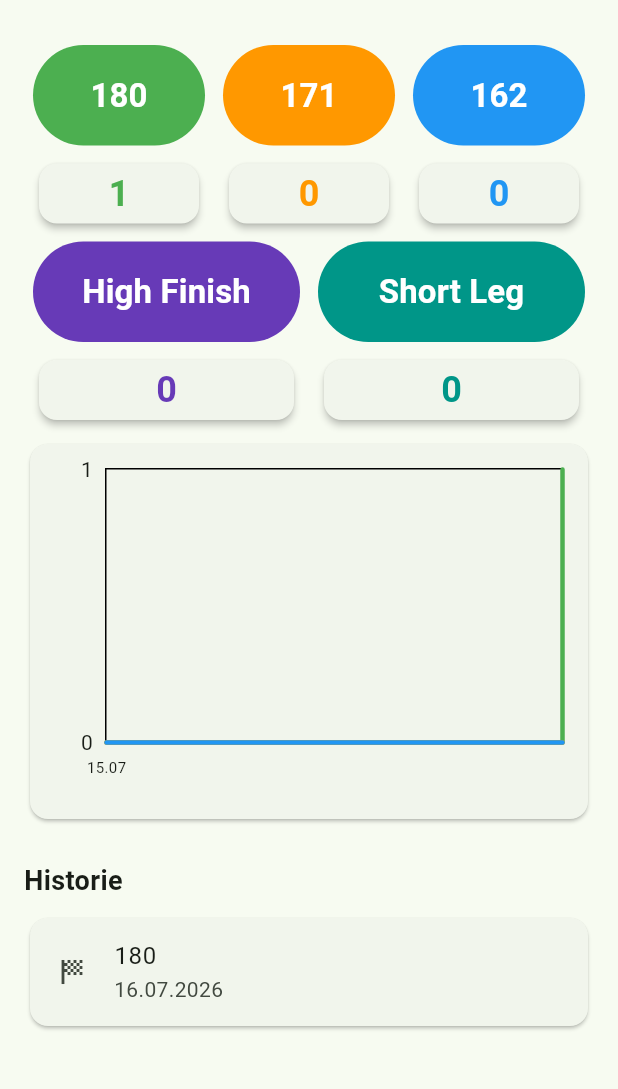
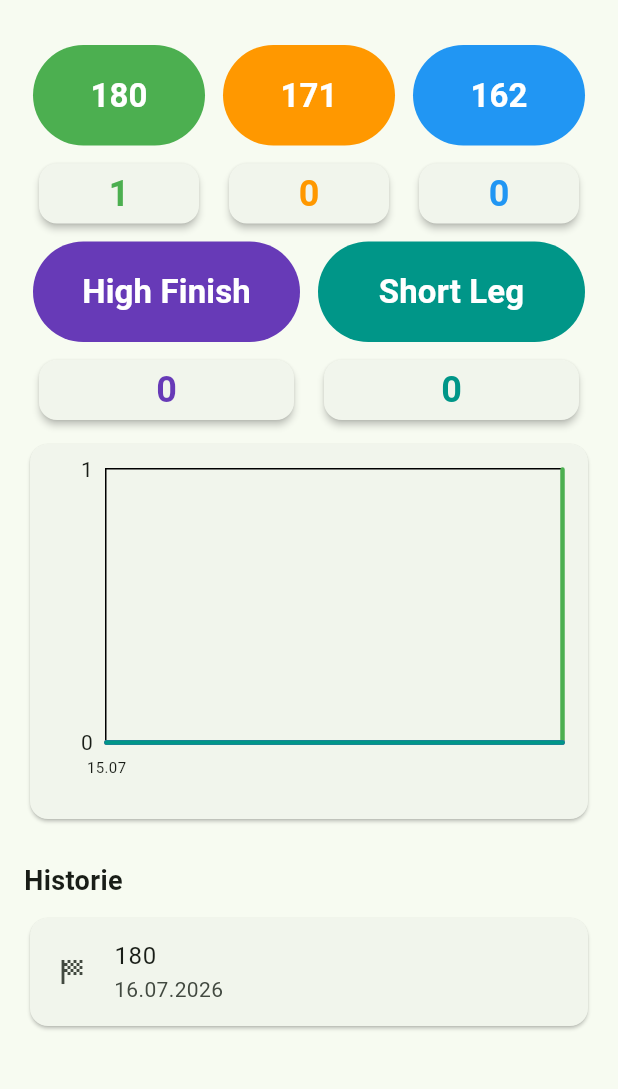
Before and after one commit to mammut1919/dart_tracker, a Flutter app: the screen it shows after launch, after a tap on "180", on a phone screen of 412 x 824 dp, the part 63-1152 px from its top. Run offline on Flutter 3.47's test engine with Material 3 defaults, Android fonts, the phone set to English and light mode, and no system bars; drawn by our look-alikes of fl_chart; our stand-ins replace drift, file_picker, shared_preferences; missing offline and left inert: flutter_file_dialog; accounts and stored records are empty; generated files the repository leaves out were written again.

Commit message:
Adding High Finish and Short Leg lines to chart

```diff
--- a/lib/charts/chart_builder.dart
+++ b/lib/charts/chart_builder.dart
@@ -1,3 +1,4 @@
+import '../models/entry_type.dart';
 import '../models/new_entry.dart';
 import 'chart_data.dart';
 import 'chart_point.dart';
@@ -7,14 +8,25 @@ class ChartBuilder {
 
   ChartData buildStepChart({
     required List<NewEntry> entries,
-    required int score,
+    required EntryType type,
+    int? value,
     required int baseline,
     required DateTime chartStart,
     required DateTime chartEnd,
   }) {
     final filtered = entries
-        .where((e) => e.value == score)
-        .toList()
+      .where((e) {
+        if (e.type != type) {
+          return false;
+        }
+
+        if (value != null) {
+          return e.value == value;
+        }
+
+        return true;
+      })
+      .toList()
       ..sort((a, b) => a.timestamp.compareTo(b.timestamp));
 
     final points = <ChartPoint>[];
--- /dev/null
+++ b/lib/charts/chart_series.dart
@@ -0,0 +1,15 @@
+import 'package:flutter/material.dart';
+
+import 'chart_data.dart';
+
+class ChartSeries {
+  const ChartSeries({
+    required this.label,
+    required this.color,
+    required this.chart,
+  });
+
+  final String label;
+  final Color color;
+  final ChartData chart;
+}
--- a/lib/home_page.dart
+++ b/lib/home_page.dart
@@ -12,6 +12,7 @@ import 'models/new_entry.dart';
 import 'models/default_scores.dart';
 import 'settings/app_settings.dart';
 import 'settings/settings_repository.dart';
+import 'theme/app_colors.dart';
 import 'widgets/score_button.dart';
 import 'widgets/score_chart.dart';
 import 'widgets/entry_dialog.dart';
@@ -422,7 +423,7 @@ class _HomePageState extends State<HomePage> {
                     padding: const EdgeInsets.symmetric(horizontal: 6),
                     child: EntryButton(
                       label: 'High Finish',
-                      color: Colors.deepPurple,
+                      color: AppColors.highFinish,
                       onPressed: () => _showAddDialog(
                         initialOption: highFinishOption,
                       ),
@@ -435,7 +436,7 @@ class _HomePageState extends State<HomePage> {
                     padding: const EdgeInsets.symmetric(horizontal: 6),
                     child: EntryButton(
                       label: 'Short Leg',
-                      color: Colors.teal,
+                      color: AppColors.shortLeg,
                       onPressed: () => _showAddDialog(
                         initialOption: shortLegOption,
                       ),
@@ -454,7 +455,7 @@ class _HomePageState extends State<HomePage> {
                     padding: const EdgeInsets.symmetric(horizontal: 6),
                     child: EntrySummaryCard(
                       count: countHF,
-                      color: Colors.deepPurple,
+                      color: AppColors.highFinish,
                       label: 'HF',
                     ),
                   ),
@@ -464,7 +465,7 @@ class _HomePageState extends State<HomePage> {
                     padding: const EdgeInsets.symmetric(horizontal: 6),
                     child: EntrySummaryCard(
                       count: countSL,
-                      color: Colors.teal,
+                      color: AppColors.shortLeg,
                       label: 'SL',
                     ),
                   ),
--- /dev/null
+++ b/lib/theme/app_colors.dart
@@ -0,0 +1,8 @@
+import 'package:flutter/material.dart';
+
+class AppColors {
+  const AppColors._();
+
+  static const highFinish = Colors.deepPurple;
+  static const shortLeg = Colors.teal;
+}
--- a/lib/widgets/score_chart.dart
+++ b/lib/widgets/score_chart.dart
@@ -5,9 +5,11 @@ import '../settings/app_settings.dart';
 import '../charts/chart_builder.dart';
 import '../charts/chart_data.dart';
 import '../charts/chart_range.dart';
+import '../charts/chart_series.dart';
 import '../models/default_scores.dart';
+import '../models/entry_type.dart';
 import '../models/new_entry.dart';
-import '../models/score_definition.dart';
+import '../theme/app_colors.dart';
 
 class ScoreChart extends StatelessWidget {
   const ScoreChart({
@@ -33,10 +35,19 @@ class ScoreChart extends StatelessWidget {
 
     final range = ChartRange.fromEntries(entries);
 
-    final lines = _buildLines(
+    final series = _buildSeries(
       builder,
       range,
     );
+
+    final lines = series
+      .map(
+        (s) => _buildLine(
+          chart: s.chart,
+          color: s.color,
+        ),
+      )
+      .toList();
 
     final maxDataY = _calculateMaxDataY(lines);
 
@@ -59,6 +70,7 @@ class ScoreChart extends StatelessWidget {
           padding: const EdgeInsets.all(_padding),
           child: LineChart(
             _buildChartData(
+              series,
               lines,
               range,
               minY,
@@ -75,6 +87,7 @@ class ScoreChart extends StatelessWidget {
   }
 
   LineChartData _buildChartData(
+    List<ChartSeries> series,
     List<LineChartBarData> lines,
     ChartRange range,
     double minY,
@@ -128,15 +141,15 @@ class ScoreChart extends StatelessWidget {
         touchTooltipData: LineTouchTooltipData(
           getTooltipItems: (touchedSpots) {
             return touchedSpots.map((spot) {
-              final definition = defaultScores[spot.barIndex];
+              final currentSeries = series[spot.barIndex];
               final date = range.dateAt(spot.x);
 
               return LineTooltipItem(
                 '${DateFormat('dd.MM.yyyy').format(date)}\n'
-                '${definition.score+1} '
+                '${currentSeries.label} '
                 '(${spot.y.toInt()})',
                 TextStyle(
-                  color: definition.color,
+                  color: currentSeries.color,
                   fontWeight: FontWeight.bold,
                 ),
               );
@@ -198,17 +211,17 @@ class ScoreChart extends StatelessWidget {
     );
   }
 
-  LineChartBarData _buildLine(
-    ChartData chart,
-    ScoreDefinition definition,
-  ) {
+  LineChartBarData _buildLine({
+    required ChartData chart,
+    required Color color,
+  }) {
     return LineChartBarData(
       spots: chart.points
           .map((point) => point.spot)
           .toList(),
       isCurved: false,
       isStrokeCapRound: true,
-      color: definition.color,
+      color: color,
       barWidth: _lineWidth,
       dotData: const FlDotData(
         show: false,
@@ -216,14 +229,15 @@ class ScoreChart extends StatelessWidget {
     );
   }
 
-  List<LineChartBarData> _buildLines(
+  List<ChartSeries> _buildSeries(
     ChartBuilder builder,
     ChartRange range,
   ) {
-    return defaultScores.map((definition) {
+    final series = defaultScores.map((definition) {
       final chart = builder.buildStepChart(
         entries: entries,
-        score: definition.score,
+        type: EntryType.score,
+        value: definition.score,
         baseline: settings.baselineFor(
           definition.score,
         ),
@@ -231,11 +245,46 @@ class ScoreChart extends StatelessWidget {
         chartEnd: range.lastDate,
       );
 
-      return _buildLine(
-        chart,
-        definition,
+      return ChartSeries(
+        label: '${definition.score}',
+        color: definition.color,
+        chart: chart,
       );
     }).toList();
+
+    final highFinishChart = builder.buildStepChart(
+      entries: entries,
+      type: EntryType.highFinish,
+      baseline: 0,
+      chartStart: range.firstDate,
+      chartEnd: range.lastDate,
+    );
+
+    series.add(
+      ChartSeries(
+        label: 'High Finish',
+        color: AppColors.highFinish,
+        chart: highFinishChart,
+      ),
+    );
+
+    final shortLegChart = builder.buildStepChart(
+      entries: entries,
+      type: EntryType.shortLeg,
+      baseline: 0,
+      chartStart: range.firstDate,
+      chartEnd: range.lastDate,
+    );
+
+    series.add(
+      ChartSeries(
+        label: 'Short Leg',
+        color: AppColors.shortLeg,
+        chart: shortLegChart,
+      ),
+    );
+
+    return series;
   }
 
   double _calculateMaxDataY(
```
Lines whose indentation alone changed are shown as unchanged.
